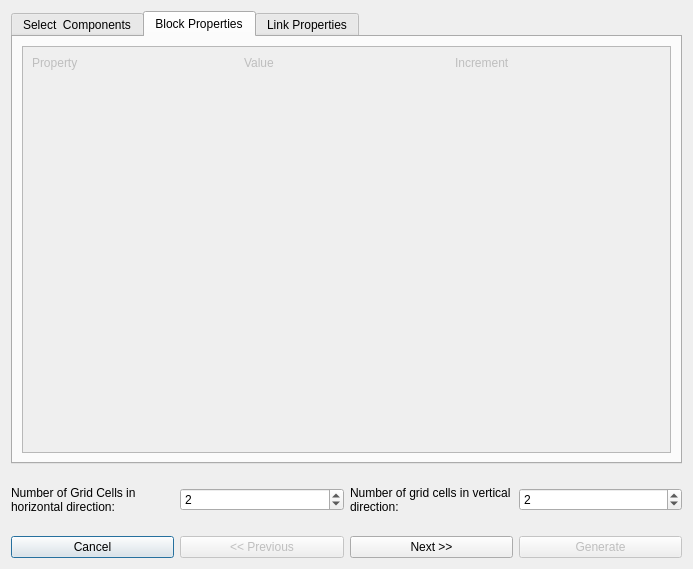
Before: the Qt Designer form gridgenerator.ui in ArashMassoudieh/OpenHydroQual, drawn with Qt 5.
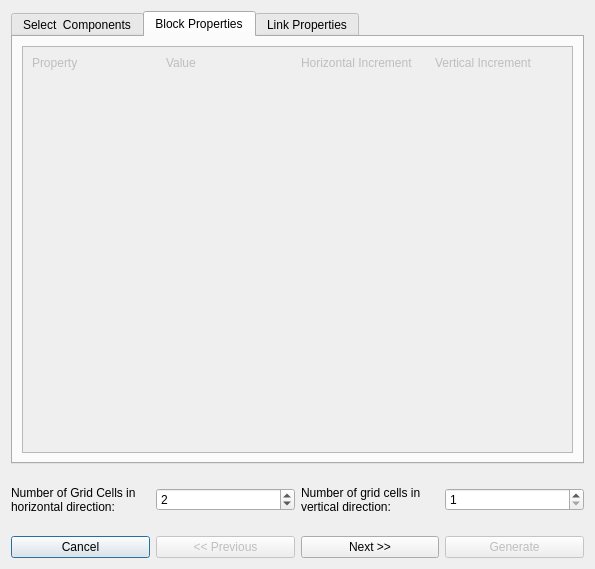
After: the same form once the commit is applied.

Diff of the .ui file:
```diff
--- a/gridgenerator.ui
+++ b/gridgenerator.ui
@@ -6,7 +6,7 @@
    <rect>
     <x>0</x>
     <y>0</y>
-    <width>693</width>
+    <width>595</width>
     <height>569</height>
    </rect>
   </property>
@@ -85,7 +85,7 @@
            <rect>
             <x>0</x>
             <y>0</y>
-            <width>651</width>
+            <width>553</width>
             <height>399</height>
            </rect>
           </property>
@@ -115,7 +115,7 @@
              <item row="0" column="2">
               <widget class="QLabel" name="label_9">
                <property name="text">
-                <string>Increment</string>
+                <string>Horizontal Increment</string>
                </property>
                <property name="alignment">
                 <set>Qt::AlignLeading|Qt::AlignLeft|Qt::AlignTop</set>
@@ -125,6 +125,16 @@
                </property>
               </widget>
              </item>
+             <item row="0" column="3">
+              <widget class="QLabel" name="label_7">
+               <property name="text">
+                <string>Vertical Increment</string>
+               </property>
+               <property name="alignment">
+                <set>Qt::AlignLeading|Qt::AlignLeft|Qt::AlignTop</set>
+               </property>
+              </widget>
+             </item>
             </layout>
            </item>
           </layout>
@@ -229,7 +239,7 @@
         <number>1</number>
        </property>
        <property name="value">
-        <number>2</number>
+        <number>1</number>
        </property>
       </widget>
      </item>
```
Left out of the diff: 38 changed lines with no effect on the pictures.
